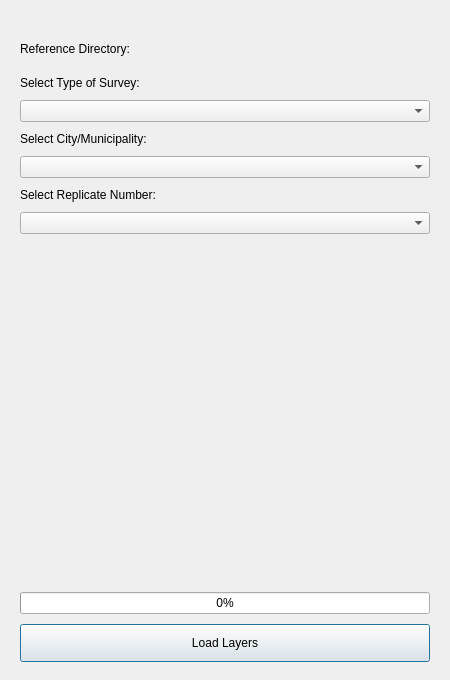
Old version of the form loader_dialog.ui in the repository Syano18/GeoFASU_Mod.
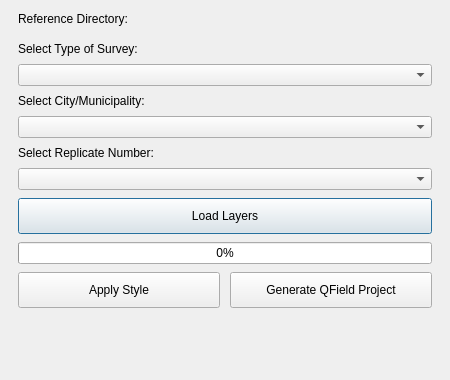
New version of the form. Custom widgets are drawn as their Qt base class.

Diff of the .ui file:
```diff
--- a/loader_dialog.ui
+++ b/loader_dialog.ui
@@ -7,13 +7,13 @@
     <x>0</x>
     <y>0</y>
     <width>450</width>
-    <height>680</height>
+    <height>380</height>
    </rect>
   </property>
   <property name="minimumSize">
    <size>
-    <width>430</width>
-    <height>640</height>
+    <width>360</width>
+    <height>0</height>
    </size>
   </property>
   <property name="windowTitle">
@@ -21,30 +21,20 @@
   </property>
   <layout class="QVBoxLayout" name="mainLayout">
    <property name="spacing">
-    <number>10</number>
+    <number>8</number>
    </property>
    <property name="leftMargin">
-    <number>20</number>
+    <number>18</number>
    </property>
    <property name="topMargin">
-    <number>18</number>
+    <number>12</number>
    </property>
    <property name="rightMargin">
-    <number>20</number>
+    <number>18</number>
    </property>
    <property name="bottomMargin">
-    <number>18</number>
+    <number>12</number>
    </property>
-   <item>
-    <widget class="QLabel" name="iconLabel">
-     <property name="text">
-      <string/>
-     </property>
-     <property name="alignment">
-      <set>Qt::AlignCenter</set>
-     </property>
-    </widget>
-   </item>
    <item>
     <widget class="QLabel" name="label">
      <property name="text">
@@ -89,35 +79,12 @@
    <item>
     <widget class="QComboBox" name="comboxRep"/>
    </item>
-   <item>
-    <spacer name="verticalSpacer">
-     <property name="orientation">
-      <enum>Qt::Vertical</enum>
-     </property>
-     <property name="sizeHint" stdset="0">
-      <size>
-       <width>20</width>
-       <height>12</height>
-      </size>
-     </property>
-    </spacer>
-   </item>
-   <item>
-    <widget class="QProgressBar" name="progbar">
-     <property name="value">
-      <number>0</number>
-     </property>
-     <property name="alignment">
-      <set>Qt::AlignCenter</set>
-     </property>
-    </widget>
-   </item>
    <item>
     <widget class="QPushButton" name="loadbtn">
      <property name="minimumSize">
       <size>
        <width>0</width>
-       <height>38</height>
+       <height>36</height>
       </size>
      </property>
      <property name="cursor">
@@ -128,6 +95,68 @@
      </property>
     </widget>
    </item>
+   <item>
+    <widget class="QProgressBar" name="progbar">
+     <property name="value">
+      <number>0</number>
+     </property>
+     <property name="alignment">
+      <set>Qt::AlignCenter</set>
+     </property>
+    </widget>
+   </item>
+   <item>
+    <layout class="QHBoxLayout" name="bottomButtonsLayout">
+     <property name="spacing">
+      <number>10</number>
+     </property>
+     <item>
+      <widget class="QPushButton" name="aplqml">
+       <property name="minimumSize">
+        <size>
+         <width>0</width>
+         <height>36</height>
+        </size>
+       </property>
+       <property name="cursor">
+        <cursorShape>PointingHandCursor</cursorShape>
+       </property>
+       <property name="text">
+        <string>Apply Style</string>
+       </property>
+      </widget>
+     </item>
+     <item>
+      <widget class="QPushButton" name="genrate">
+       <property name="minimumSize">
+        <size>
+         <width>0</width>
+         <height>36</height>
+        </size>
+       </property>
+       <property name="cursor">
+        <cursorShape>PointingHandCursor</cursorShape>
+       </property>
+       <property name="text">
+        <string>Generate QField Project</string>
+       </property>
+      </widget>
+     </item>
+    </layout>
+   </item>
+   <item>
+    <spacer name="verticalSpacer">
+     <property name="orientation">
+      <enum>Qt::Vertical</enum>
+     </property>
+     <property name="sizeHint" stdset="0">
+      <size>
+       <width>20</width>
+       <height>10</height>
+      </size>
+     </property>
+    </spacer>
+   </item>
   </layout>
  </widget>
  <customwidgets>
```
Left out of the diff: 2 changed lines with no effect on the pictures.
